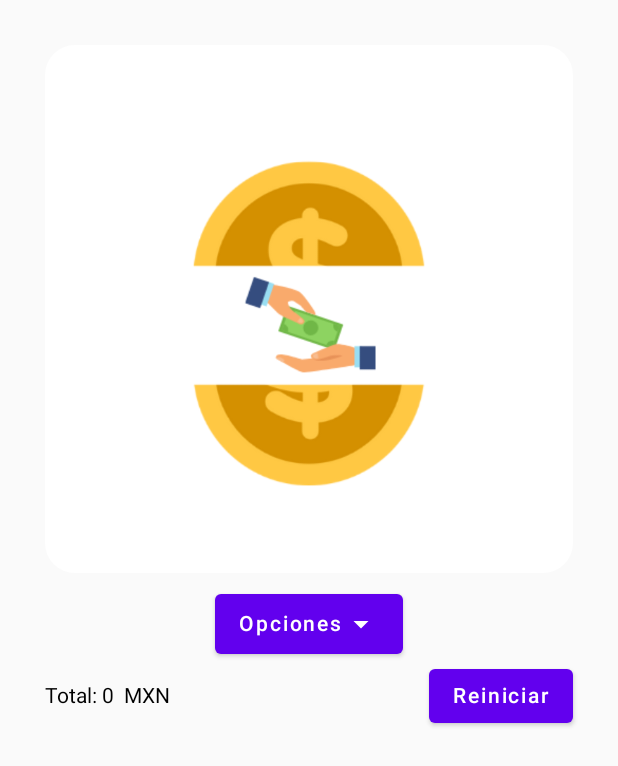
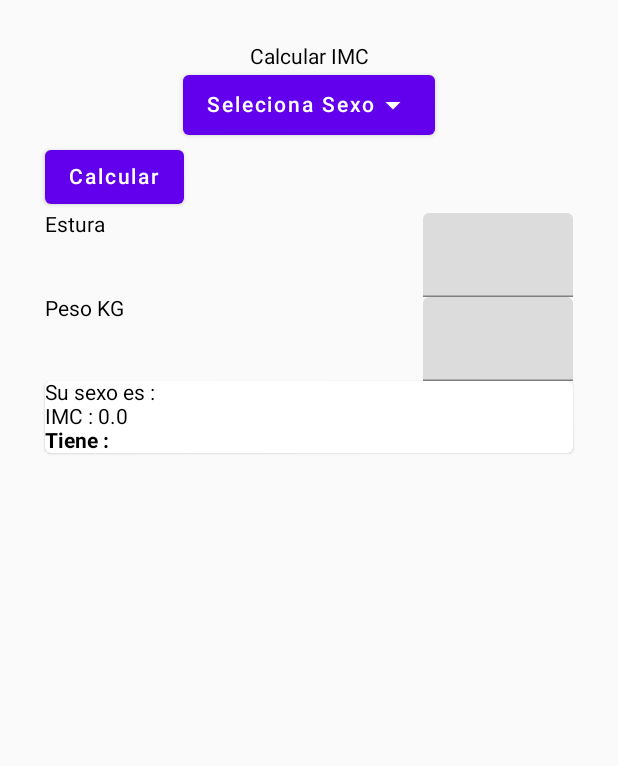
Before and after one commit to SnubSh/practicasCompose, an Android app built with Jetpack Compose: the screen it shows after launch (MainActivity), on a phone screen of 412 x 824 dp. Shown: the top 766 px of the screen. Run offline under Robolectric (Android 15) with nearby library versions, the light colour scheme and no system bars.

Commit message:
Practica IMC

```diff
--- a/app/src/main/java/com/example/composeapp/model/MainActivityModel.kt
+++ b/app/src/main/java/com/example/composeapp/model/MainActivityModel.kt
@@ -1,5 +1,7 @@
 
 
+import android.widget.Switch
+import androidx.compose.material.Switch
 import androidx.compose.runtime.State
 import androidx.compose.runtime.mutableStateOf
 import androidx.lifecycle.ViewModel
@@ -9,6 +11,10 @@ class MainActivityModel :ViewModel() {
 
     private val _counter = mutableStateOf(0)
     val counter:State<Int> = _counter
+    private val _nObjects = mutableStateOf(0)
+    val nObjects:State<Int> = _nObjects
+    private val _descuento = mutableStateOf(0)
+    val descuento:State<Int> = _descuento
 
     private val _text = mutableStateOf("")
     val text:State<String> = _text
@@ -31,14 +37,72 @@ class MainActivityModel :ViewModel() {
     private val _result = mutableStateOf(0)
     val result:State<Int> = _result
 
+    private val _sexo = mutableStateOf("")
+    val sexo:State<String> = _sexo
+    private val _tiene = mutableStateOf("")
+    val tiene:State<String> = _tiene
 
-    fun setString(msg:String){
-        _text.value = msg
+    private val _estatura = mutableStateOf(0.0)
+    val estatura:State<Double> = _estatura
+
+    private val _peso = mutableStateOf(0.0)
+    val peso:State<Double> = _peso
+
+    private val _imc = mutableStateOf(0.0)
+    val imc:State<Double> = _imc
+
+
+
+    fun calculateIMC(peso:String,altura:String){
+        _estatura.value = altura.toDouble()
+        _peso.value = peso.toDouble()
+
+        _imc.value =  _peso.value / (_estatura.value * _estatura.value)
+
+        _imc.value.toString().replace(",",".")
+
+        setTiene(_imc.value.toDouble())
+
+    }
+    fun setTiene(value:Double){
+
+
+        if(value < 18.4){
+            _tiene.value = "Insuficiencia ponderal/ Bajo peso"
+        }
+        else
+            if(value ==  18.5 || value <= 24.9) {
+            _tiene.value = "Normopeso"
+            }
+        else
+            if(value ==  25.0 || value <= 29.9){
+            _tiene.value = "Sobrepeso"
+            }
+        else
+            if(value == 30.0 || value <= 34.9){
+            _tiene.value = "Obesidad grado I"
+            }
+        else
+            if(value == 35.0 || value <= 39.9){
+            _tiene.value = "Obesidad grado II"
+            }
+        else
+            if(value > 40){
+            _tiene.value = "Obesidad grado III o mórbida"
+        }
+
+
+
     }
     fun setStringDropDown(msg:String){
         _textDropDown.value = msg
     }
-
+    fun setFemenino(){
+    _sexo.value="Femenino"
+    }
+    fun setMasculino(){
+        _sexo.value="Masculino"
+    }
     fun setLapiz(){
         _lapiz.value = 10
     }
@@ -54,19 +118,21 @@ class MainActivityModel :ViewModel() {
     fun setSum(value:Int){
         _result.value = _result.value + value
     }
-    fun add(){
-    _counter.value = _counter.value + 1
+    fun addObject(){
+    _nObjects.value = _nObjects.value + 1
 }
     fun reset(){
         _result.value = 0
     }
+    fun restar(value: Double){
+        _descuento.value = value.toInt()
+        _result.value  = _result.value - value.toInt()
+
+    }
     fun sumar(){
         _counter.value=_counter.value+2
     }
-    fun restar(){
-      _counter.value  = _counter.value-1
 
-    }
     fun sumarFor2(){
         _counter.value = _counter.value+2
     }
--- a/app/src/main/java/com/example/composeapp/view/MainActivity.kt
+++ b/app/src/main/java/com/example/composeapp/view/MainActivity.kt
@@ -8,6 +8,7 @@ import androidx.activity.viewModels
 import androidx.compose.foundation.Image
 import androidx.compose.foundation.layout.*
 import androidx.compose.foundation.shape.RoundedCornerShape
+import androidx.compose.foundation.text.KeyboardOptions
 import androidx.compose.material.*
 import androidx.compose.material.icons.Icons
 import androidx.compose.material.icons.filled.ArrowDropDown
@@ -17,6 +18,9 @@ import androidx.compose.ui.Modifier
 import androidx.compose.ui.draw.clip
 import androidx.compose.ui.graphics.painter.Painter
 import androidx.compose.ui.res.painterResource
+import androidx.compose.ui.text.font.FontWeight
+import androidx.compose.ui.text.input.KeyboardCapitalization
+import androidx.compose.ui.text.input.KeyboardType
 import androidx.compose.ui.tooling.preview.Preview
 import androidx.compose.ui.unit.dp
 import com.example.composeapp.R
@@ -49,18 +53,25 @@ class MainActivity : ComponentActivity() {
 //                ButtonDecreaseValue()
 //                ButtonIncrementValueFor2()
 //                ButtonIncrementFor5Value()
-                imagen()
-                Spacer(Modifier.height(10.dp))
+//                imagen()
+//                Spacer(Modifier.height(10.dp))
+                Text(text = "Calcular IMC")
                 generarSpinner(ovm)
+                //containerTexts(ovm)
             Row(
                 Modifier.fillMaxWidth(),
-                horizontalArrangement = Arrangement.SpaceBetween,
+                horizontalArrangement = Arrangement.Center,
                 verticalAlignment = Alignment.CenterVertically
             ) {
-                Text(text = "Total: " + ovm.result.value.toString() +"  MXN")
-                ButtonResetValue()
+                //Text(text = "Total: $" + ovm.result.value.toString() +"  MXN")
+
                 }
+                    textField()
+                containerTexts(ovm = ovm)
+
+
             }
+
         }
     }
 @Composable
@@ -74,12 +85,20 @@ fun imagen(){
 }
 
     @Composable
-    fun ViewPractice() {
+    fun containerTexts(ovm: MainActivityModel) {
 
-        Button(onClick = { ovm.add() }) {
-            Text(text = "Sumar + 1")
+        Card(
+            Modifier.fillMaxWidth()
+        ) {
+            Column() {
+                Text(text = "Su sexo es : "+ovm.sexo.value.toString())
+                Text(text = "IMC : "+ ovm.imc.value.toString())
+                Text(text = "Tiene : " +ovm.tiene.value.toString(), fontWeight = FontWeight.Bold)
+
+            }
 
         }
+
 
     }
 
@@ -91,20 +110,33 @@ fun imagen(){
     }
 
     @Composable
-    fun ButtonResetValue() {
-        Button(onClick = { ovm.reset() }) {
-            Text(text = "Reiniciar")
+    fun ButtonResetValue(peso:String,estatura:String) {
+        Button(onClick =
+        {
+            ovm.calculateIMC(peso = peso, altura = estatura)
+
+        }
+        ) {
+
+            Text(text = "Calcular")
+
+        }
+    }
+    @Composable
+    fun ButtonDescuento(value: String) {
+        Button(onClick = { ovm.restar(value.toDouble()) }) {
+            Text(text = "Descuento")
 
         }
     }
 
-    @Composable
-    fun ButtonDecreaseValue() {
-        Button(onClick = { ovm.restar() }) {
-            Text(text = "Restar")
-
-        }
-    }
+//    @Composable
+//    fun ButtonDecreaseValue() {
+//        Button(onClick = { ovm.restar() }) {
+//            Text(text = "Restar")
+//
+//        }
+//    }
 
     @Composable
     fun ButtonIncrementValueFor2() {
@@ -122,24 +154,65 @@ fun imagen(){
         }
     }
 
-//    @Composable
-//    fun textFiel() {
-////        var textTemp = remember {
-////            mutableStateOf(0)
-////        }
+    @Composable
+    fun textField() {
+        var _estatura = remember {
+            mutableStateOf("")
+        }
+
+        var _peso = remember {
+            mutableStateOf("")
+        }
+        Column(
+
+            Modifier.fillMaxWidth(),
+            //horizontalArrangement = Arrangement.SpaceBetween
+        ) {
+            ButtonResetValue(peso = _peso.value, estatura = _estatura.value)
+            Row(
+                Modifier.fillMaxWidth(),
+                horizontalArrangement = Arrangement.SpaceBetween
+
+            ) {
+
+                Text(text = "Estura")
+                TextField(
+
+                    value = _estatura.value, onValueChange = {
+                        _estatura.value = it
+                    },
+
+                    Modifier.width(100.dp),
+
+                    keyboardOptions = KeyboardOptions(KeyboardCapitalization.None, true, KeyboardType.Number),
+                )
+            }
+
+            Row(
+                Modifier.fillMaxWidth(),
+                horizontalArrangement = Arrangement.SpaceBetween
+            ) {
+                Text(text = "Peso KG")
+                TextField(
+
+                    value = _peso.value, onValueChange = {
+                        _peso.value = it
+                    },
+
+                    Modifier.width(100.dp),
+
+                    keyboardOptions = KeyboardOptions(KeyboardCapitalization.None, true, KeyboardType.Number),
+                )
+            }
+        }
+
+//        Text(text = "Value String: " + ovm.text.value.toString())
 //
-//
-////        Text(text = "Value String: " + ovm.text.value.toString())
-////
-////        Button(onClick = { ovm.setString(textTemp.value.toString()) }) {
-////            Text(text = "Obten string")
-////
-////        }
-//
-//
-//
-//
-//    }
+//        Button(onClick = { ovm.setString(textTemp.value.toString()) }) {
+//            Text(text = "Obten string")
+
+        }
+
 
     @Composable
     fun generarSpinner(ovm: MainActivityModel) {
@@ -148,7 +221,7 @@ fun imagen(){
 
         Box {
             Button(onClick = { expanded = !expanded }) {
-                Text("Opciones")
+                Text("Seleciona Sexo")
                 Icon(
                     imageVector = Icons.Filled.ArrowDropDown,
                     contentDescription = null,
@@ -160,36 +233,42 @@ fun imagen(){
             ) {
 
                 DropdownMenuItem(onClick = {
-                    ovm.setLapiz()
-                    ovm.setSum(ovm.lapiz.value)
+//                    ovm.addObject()
+//                    ovm.setLapiz()
+//                    ovm.setSum(ovm.lapiz.value)
+                    ovm.setMasculino()
                     expanded = false
                 }) {
-                    Text(text = "Lapiz $10")
+                    Text(text = "Masculino")
                 }
                 DropdownMenuItem(onClick = {
-                    ovm.setBorrador()
-                    ovm.setSum(ovm.borrador.value)
+//                    ovm.addObject()
+//                    ovm.setBorrador()
+//                    ovm.setSum(ovm.borrador.value)
+                    ovm.setFemenino()
 
                     expanded = false
                 }) {
-                    Text(text = "Borrador $5")
+                    Text(text = "Femenino")
                 }
-                DropdownMenuItem(onClick = {
-                    ovm.setLapicero()
-                    ovm.setSum(ovm.lapicero.value)
-
-                    expanded = false
-                }) {
-                    Text(text = "Lapicero $15")
-                }
-                DropdownMenuItem(onClick = {
-                    ovm.setCuaderno()
-                    ovm.setSum(ovm.cuaderno.value)
-
-                    expanded = false
-                }) {
-                    Text(text = "Cuaderno $30")
-                }
+//                DropdownMenuItem(onClick = {
+//                    ovm.addObject()
+//                    ovm.setLapicero()
+//                    ovm.setSum(ovm.lapicero.value)
+//
+//                    expanded = false
+//                }) {
+//                    Text(text = "Lapicero $15")
+//                }
+//                DropdownMenuItem(onClick = {
+//                    ovm.addObject()
+//                    ovm.setCuaderno()
+//                    ovm.setSum(ovm.cuaderno.value)
+//
+//                    expanded = false
+//                }) {
+//                    Text(text = "Cuaderno $30")
+//                }
             }
         }
     }
```
